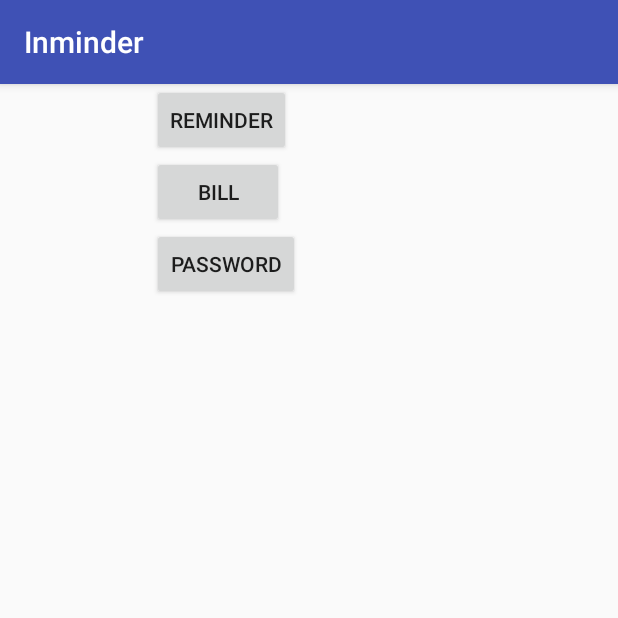
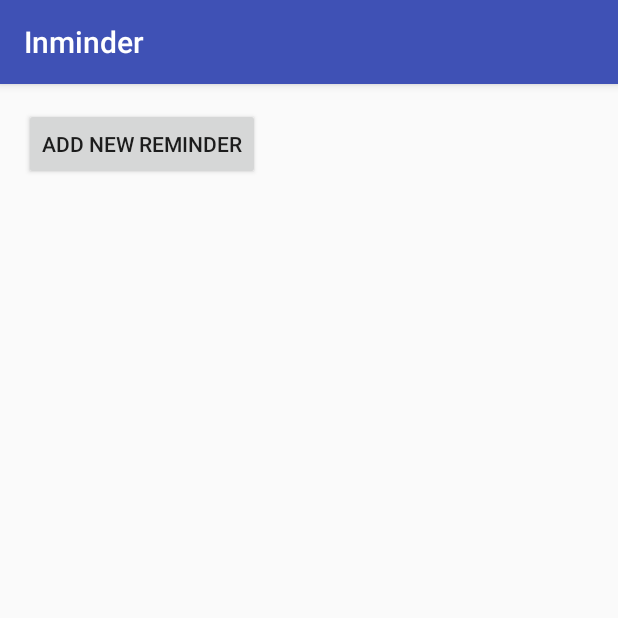
Before and after one commit to JJJJJJJJJ99/Inminder, an Android app: the screen it shows after launch (MainActivity before the commit, Reminder after it), after a tap on "REMINDER", on a phone screen of 412 x 824 dp, the top half of it. Run offline under Robolectric (Android 15) with nearby library versions, the phone set to English and light mode, and no system bars.

```diff
--- a/app/src/main/java/edu/brandeis/jjwang95/inminder/MainActivity.java
+++ b/app/src/main/java/edu/brandeis/jjwang95/inminder/MainActivity.java
@@ -23,19 +23,19 @@ public class MainActivity extends AppCompatActivity {
         Button pass_button = (Button) findViewById(R.id.password_button);
 
         /*********************Test*******************************************************/
-        Log.d("Start", "SHOW");
+//        Log.d("Start", "SHOW");
         dbHelper = DBHelper.getInstance(getApplicationContext());
         dbHelper.onOpen(db);
-        Log.d("Create dbHelper", "Created");
-        PasswordObject testPassword = new PasswordObject("lalalala", "1111");
-        long testPassword_id = dbHelper.createPassword(testPassword);
+//        Log.d("Create dbHelper", "Created");
+//        PasswordObject testPassword = new PasswordObject("lalalala", "1111");
+//        long testPassword_id = dbHelper.createPassword(testPassword);
 
-        testPassword.setId(testPassword_id);
+//        testPassword.setId(testPassword_id);
         //Log.d("Added one password", "Password count" + dbHelper.getAllPasswords().size());
-        dbHelper.deleteAllPassword();
+//        dbHelper.deleteAllPassword();
         //Log.d("Delete All", "Password count" + dbHelper.getAllPasswords().size());
-
-        dbHelper.closeDB();
+//
+//        dbHelper.closeDB();
         /*********************Test*******************************************************/
 
         rem_button.setOnClickListener(new View.OnClickListener() {
@@ -58,8 +58,6 @@ public class MainActivity extends AppCompatActivity {
                 startActivity(new Intent("edu.brandeis.jjwang95.inminder.Password"));
             }
         });
+    }
 
-
-
-    }
 }
--- a/app/src/main/java/edu/brandeis/jjwang95/inminder/Reminder.java
+++ b/app/src/main/java/edu/brandeis/jjwang95/inminder/Reminder.java
@@ -16,7 +16,7 @@ public class Reminder extends AppCompatActivity {
     private SimpleCursorAdapter reAdapter;
     private SQLiteDatabase db;
     ListView listview;
-    Button detailBtn;
+    Button detailBtn, addBtn;
     int request_Code;
     @Override
     protected void onCreate(Bundle savedInstanceState) {
@@ -26,9 +26,17 @@ public class Reminder extends AppCompatActivity {
         dbHelper.onOpen(db);
         Cursor cursor = dbHelper.getAllReminders();
 
-        String[] keys = new String[]{"name","time"};
+        String[] keys = new String[]{"name","date"};
         int[] boundTo = new int[]{R.id.nameShow, R.id.timeShow};
         listview = (ListView) findViewById(R.id.reminder_list);
+
+        addBtn = (Button) findViewById(R.id.addBtn);
+        addBtn.setOnClickListener(new View.OnClickListener(){
+            public void onClick(View v){
+                Intent intent = new Intent("edu.brandeis.jjwang95.inminder.AddReminder");
+                startActivityForResult(intent,request_Code);
+            }
+        });
 
         reAdapter = new ReminderCursorAdapter(this, R.layout.reminder_entry, cursor, keys, boundTo, 0) {
             public View getView(final int position, View view, ViewGroup parent) {
--- a/app/src/main/res/layout/activity_reminder.xml
+++ b/app/src/main/res/layout/activity_reminder.xml
@@ -9,8 +9,15 @@
     android:paddingRight="@dimen/activity_horizontal_margin"
     android:paddingTop="@dimen/activity_vertical_margin"
     tools:context="edu.brandeis.jjwang95.inminder.Reminder">
+    <Button
+        android:id="@+id/addBtn"
+        android:text="@string/add"
+        android:layout_width="wrap_content"
+        android:layout_height="wrap_content"/>
+
     <ListView
         android:id="@+id/reminder_list"
+        android:layout_below="@id/addBtn"
         android:layout_width="wrap_content"
         android:layout_height="wrap_content" />
 
--- a/app/src/main/res/values/strings.xml
+++ b/app/src/main/res/values/strings.xml
@@ -6,4 +6,5 @@
     <string name="detailBtn">Details</string>
     <string name="deleteBtn">Delete</string>
     <string name="updateBtn">Edit</string>
+    <string name="add">Add New Reminder</string>
 </resources>
```
Also changed, not shown: app/src/main/AndroidManifest.xml (+13 -6 lines), app/src/main/java/edu/brandeis/jjwang95/inminder/AddReminder.java (added, +13 -0 lines), app/src/main/res/layout/activity_add_reminder.xml (added, +61 -0 lines), app/src/main/res/values-v21/styles.xml (added, +9 -0 lines).
